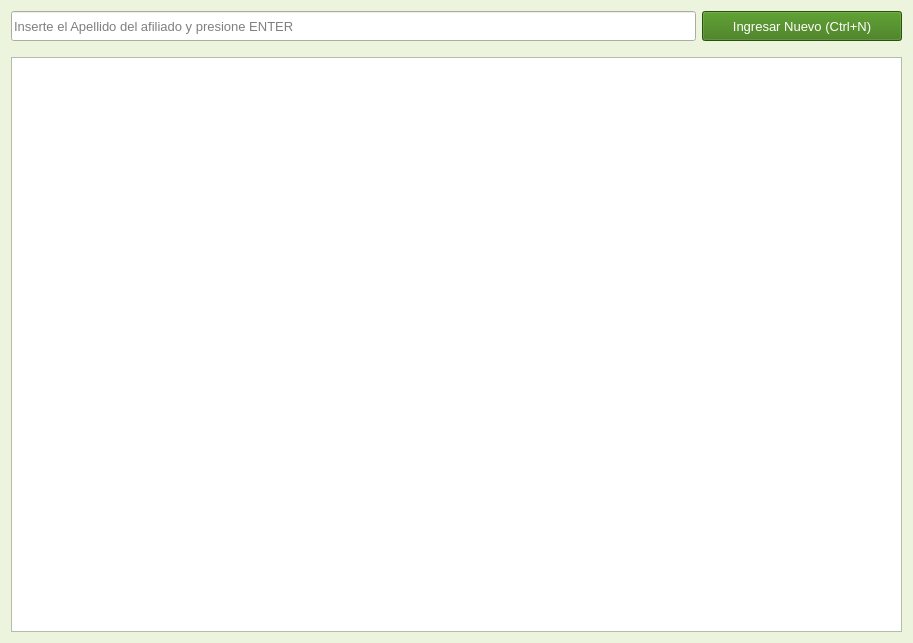
First picture: the form in gui/listas/listaAfiliados.ui, repository shae-ra/sindicato, before the edit.
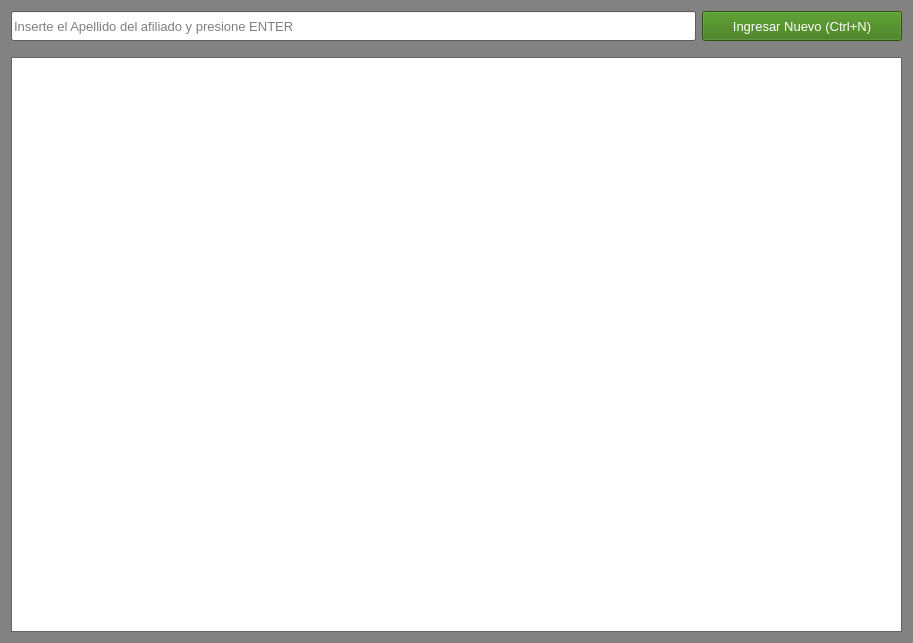
Second picture: the form after the edit. Icons and pictures are not drawn.

Patch:
```diff
--- a/gui/listas/listaAfiliados.ui
+++ b/gui/listas/listaAfiliados.ui
@@ -25,45 +25,45 @@
      <colorrole role="Button">
       <brush brushstyle="SolidPattern">
        <color alpha="255">
-        <red>237</red>
-        <green>244</green>
-        <blue>221</blue>
+        <red>130</red>
+        <green>130</green>
+        <blue>130</blue>
        </color>
       </brush>
      </colorrole>
      <colorrole role="Light">
       <brush brushstyle="SolidPattern">
        <color alpha="255">
-        <red>255</red>
-        <green>255</green>
-        <blue>255</blue>
+        <red>195</red>
+        <green>195</green>
+        <blue>195</blue>
        </color>
       </brush>
      </colorrole>
      <colorrole role="Midlight">
       <brush brushstyle="SolidPattern">
        <color alpha="255">
-        <red>246</red>
-        <green>249</green>
-        <blue>238</blue>
+        <red>162</red>
+        <green>162</green>
+        <blue>162</blue>
        </color>
       </brush>
      </colorrole>
      <colorrole role="Dark">
       <brush brushstyle="SolidPattern">
        <color alpha="255">
-        <red>118</red>
-        <green>122</green>
-        <blue>110</blue>
+        <red>65</red>
+        <green>65</green>
+        <blue>65</blue>
        </color>
       </brush>
      </colorrole>
      <colorrole role="Mid">
       <brush brushstyle="SolidPattern">
        <color alpha="255">
-        <red>158</red>
-        <green>163</green>
-        <blue>147</blue>
+        <red>87</red>
+        <green>87</green>
+        <blue>87</blue>
        </color>
       </brush>
      </colorrole>
@@ -106,9 +106,9 @@
      <colorrole role="Window">
       <brush brushstyle="SolidPattern">
        <color alpha="255">
-        <red>237</red>
-        <green>244</green>
-        <blue>221</blue>
+        <red>130</red>
+        <green>130</green>
+        <blue>130</blue>
        </color>
       </brush>
      </colorrole>
@@ -124,9 +124,9 @@
      <colorrole role="AlternateBase">
       <brush brushstyle="SolidPattern">
        <color alpha="255">
-        <red>246</red>
-        <green>249</green>
-        <blue>238</blue>
+        <red>192</red>
+        <green>192</green>
+        <blue>192</blue>
        </color>
       </brush>
      </colorrole>
@@ -162,45 +162,45 @@
      <colorrole role="Button">
       <brush brushstyle="SolidPattern">
        <color alpha="255">
-        <red>237</red>
-        <green>244</green>
-        <blue>221</blue>
+        <red>130</red>
+        <green>130</green>
+        <blue>130</blue>
        </color>
       </brush>
      </colorrole>
      <colorrole role="Light">
       <brush brushstyle="SolidPattern">
        <color alpha="255">
-        <red>255</red>
-        <green>255</green>
-        <blue>255</blue>
+        <red>195</red>
+        <green>195</green>
+        <blue>195</blue>
        </color>
       </brush>
      </colorrole>
      <colorrole role="Midlight">
       <brush brushstyle="SolidPattern">
        <color alpha="255">
-        <red>246</red>
-        <green>249</green>
-        <blue>238</blue>
+        <red>162</red>
+        <green>162</green>
+        <blue>162</blue>
        </color>
       </brush>
      </colorrole>
      <colorrole role="Dark">
       <brush brushstyle="SolidPattern">
        <color alpha="255">
-        <red>118</red>
-        <green>122</green>
-        <blue>110</blue>
+        <red>65</red>
+        <green>65</green>
+        <blue>65</blue>
        </color>
       </brush>
      </colorrole>
      <colorrole role="Mid">
       <brush brushstyle="SolidPattern">
        <color alpha="255">
-        <red>158</red>
-        <green>163</green>
-        <blue>147</blue>
+        <red>87</red>
+        <green>87</green>
+        <blue>87</blue>
        </color>
       </brush>
      </colorrole>
@@ -243,9 +243,9 @@
      <colorrole role="Window">
       <brush brushstyle="SolidPattern">
        <color alpha="255">
-        <red>237</red>
-        <green>244</green>
-        <blue>221</blue>
+        <red>130</red>
+        <green>130</green>
+        <blue>130</blue>
        </color>
       </brush>
      </colorrole>
@@ -261,9 +261,9 @@
      <colorrole role="AlternateBase">
       <brush brushstyle="SolidPattern">
        <color alpha="255">
-        <red>246</red>
-        <green>249</green>
-        <blue>238</blue>
+        <red>192</red>
+        <green>192</green>
+        <blue>192</blue>
        </color>
       </brush>
      </colorrole>
@@ -290,63 +290,63 @@
      <colorrole role="WindowText">
       <brush brushstyle="SolidPattern">
        <color alpha="255">
-        <red>118</red>
-        <green>122</green>
-        <blue>110</blue>
+        <red>65</red>
+        <green>65</green>
+        <blue>65</blue>
        </color>
       </brush>
      </colorrole>
      <colorrole role="Button">
       <brush brushstyle="SolidPattern">
        <color alpha="255">
-        <red>237</red>
-        <green>244</green>
-        <blue>221</blue>
+        <red>130</red>
+        <green>130</green>
+        <blue>130</blue>
        </color>
       </brush>
      </colorrole>
      <colorrole role="Light">
       <brush brushstyle="SolidPattern">
        <color alpha="255">
-        <red>255</red>
-        <green>255</green>
-        <blue>255</blue>
+        <red>195</red>
+        <green>195</green>
+        <blue>195</blue>
        </color>
       </brush>
      </colorrole>
      <colorrole role="Midlight">
       <brush brushstyle="SolidPattern">
        <color alpha="255">
-        <red>246</red>
-        <green>249</green>
-        <blue>238</blue>
+        <red>162</red>
+        <green>162</green>
+        <blue>162</blue>
        </color>
       </brush>
      </colorrole>
      <colorrole role="Dark">
       <brush brushstyle="SolidPattern">
        <color alpha="255">
-        <red>118</red>
-        <green>122</green>
-        <blue>110</blue>
+        <red>65</red>
+        <green>65</green>
+        <blue>65</blue>
        </color>
       </brush>
      </colorrole>
      <colorrole role="Mid">
       <brush brushstyle="SolidPattern">
        <color alpha="255">
-        <red>158</red>
-        <green>163</green>
-        <blue>147</blue>
+        <red>87</red>
+        <green>87</green>
+        <blue>87</blue>
        </color>
       </brush>
      </colorrole>
      <colorrole role="Text">
       <brush brushstyle="SolidPattern">
        <color alpha="255">
-        <red>118</red>
-        <green>122</green>
-        <blue>110</blue>
+        <red>65</red>
+        <green>65</green>
+        <blue>65</blue>
        </color>
       </brush>
      </colorrole>
@@ -362,27 +362,27 @@
      <colorrole role="ButtonText">
       <brush brushstyle="SolidPattern">
        <color alpha="255">
-        <red>118</red>
-        <green>122</green>
-        <blue>110</blue>
+        <red>65</red>
+        <green>65</green>
+        <blue>65</blue>
        </color>
       </brush>
      </colorrole>
      <colorrole role="Base">
       <brush brushstyle="SolidPattern">
        <color alpha="255">
-        <red>237</red>
-        <green>244</green>
-        <blue>221</blue>
+        <red>130</red>
+        <green>130</green>
+        <blue>130</blue>
        </color>
       </brush>
      </colorrole>
      <colorrole role="Window">
       <brush brushstyle="SolidPattern">
        <color alpha="255">
-        <red>237</red>
-        <green>244</green>
-        <blue>221</blue>
+        <red>130</red>
+        <green>130</green>
+        <blue>130</blue>
        </color>
       </brush>
      </colorrole>
@@ -398,9 +398,9 @@
      <colorrole role="AlternateBase">
       <brush brushstyle="SolidPattern">
        <color alpha="255">
-        <red>237</red>
-        <green>244</green>
-        <blue>221</blue>
+        <red>130</red>
+        <green>130</green>
+        <blue>130</blue>
        </color>
       </brush>
      </colorrole>
```
